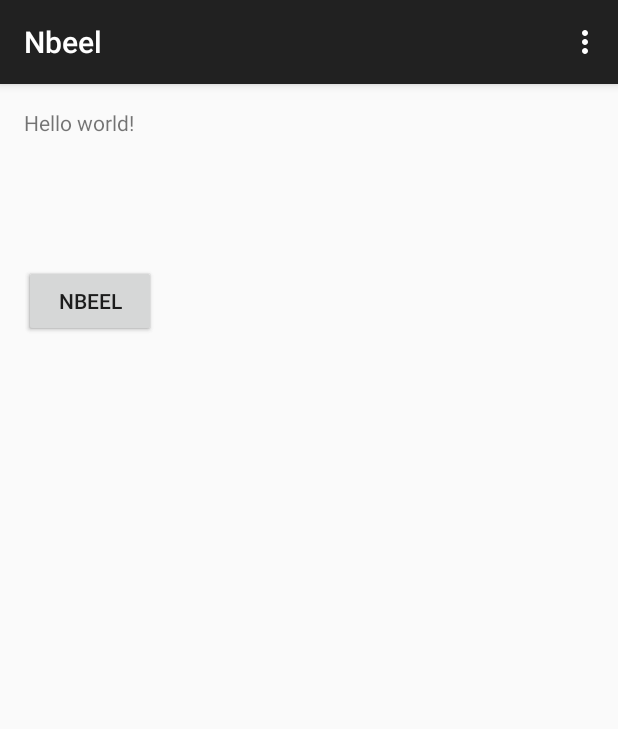
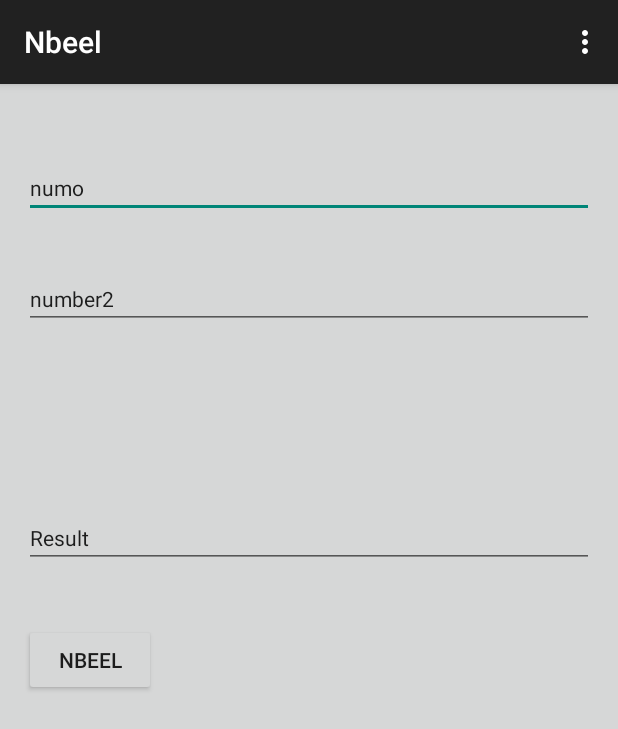
Before and after one commit to nkhalaf/AndriodP, an Android app: the screen it shows after launch (MainActivity), on a phone screen of 412 x 824 dp. Shown: the top 729 px of the screen. Run offline under Robolectric (Android 15) with nearby library versions, the phone set to English and light mode, and no system bars.

Commit message:
simple  project  find the sum for tow  number and chick if the number is character or not

```diff
--- a/app/src/main/res/layout/activity_main.xml
+++ b/app/src/main/res/layout/activity_main.xml
@@ -4,33 +4,57 @@
     android:paddingRight="@dimen/activity_horizontal_margin"
     android:paddingTop="@dimen/activity_vertical_margin"
     android:paddingBottom="@dimen/activity_vertical_margin" tools:context=".MainActivity"
-    android:id="@+id/nbeell">
-
-    <TextView android:text="@string/hello_world" android:layout_width="wrap_content"
-        android:layout_height="wrap_content"
-        android:id="@+id/textView" />
+    android:id="@+id/nbeell"
+    android:background="@color/button_material_light">
 
 
     <Button
         android:layout_width="wrap_content"
         android:layout_height="wrap_content"
         android:text="@string/Nabeel"
-        android:id="@+id/nbeel"
-        android:layout_marginTop="85dp"
-        android:layout_below="@+id/textView"
-        android:layout_alignParentLeft="true"
-        android:layout_weigth="0.25"
-        android:layout_alignParentStart="true" />
-
-    <Button
-        android:layout_width="wrap_content"
-        android:layout_height="wrap_content"
-        android:text="@string/Nabeel"
-        android:id="@+id/nbeel2"
-        android:layout_="0.25"
-        android:layout_marginTop="85dp"
-        android:layout_below="@+id/textView"
+        android:id="@+id/calculate"
+        android:layout_centerVertical="true"
         android:layout_alignParentLeft="true"
         android:layout_alignParentStart="true" />
 
+
+  <EditText
+      android:layout_width="wrap_content"
+      android:layout_height="wrap_content"
+      android:textAppearance="?android:attr/textAppearanceSmall"
+      android:text="numo"
+      android:id="@+id/number1"
+      android:layout_alignParentTop="true"
+      android:layout_alignParentLeft="true"
+      android:layout_alignParentStart="true"
+      android:layout_marginTop="33dp"
+      android:layout_alignRight="@+id/number2"
+      android:layout_alignEnd="@+id/number2" />
+    <EditText
+        android:layout_width="wrap_content"
+        android:layout_height="wrap_content"
+        android:textAppearance="?android:attr/textAppearanceSmall"
+        android:id="@+id/number2"
+        android:layout_below="@+id/number1"
+        android:layout_alignParentLeft="true"
+        android:layout_alignParentStart="true"
+        android:layout_marginTop="34dp"
+        android:text="@string/number_2"
+        android:layout_alignRight="@+id/result"
+        android:layout_alignEnd="@+id/result" />
+
+
+    <EditText
+        android:layout_width="wrap_content"
+        android:layout_height="wrap_content"
+        android:textAppearance="?android:attr/textAppearanceSmall"
+        android:id="@+id/result"
+        android:text="@string/result"
+        android:layout_above="@+id/calculate"
+        android:layout_alignParentLeft="true"
+        android:layout_alignParentStart="true"
+        android:layout_marginBottom="37dp"
+        android:layout_alignParentRight="true"
+        android:layout_alignParentEnd="true" />
+
 </RelativeLayout>
--- a/app/src/main/res/values/strings.xml
+++ b/app/src/main/res/values/strings.xml
@@ -5,5 +5,7 @@
     <string name="hello_world">Hello world!</string>
     <string name="action_settings">Settings</string>
     <string name="Nabeel">nbeel</string>
+    <string name="number_2">number2</string>
+    <string name="result">Result</string>
 
 </resources>
```
Also changed, not shown: app/src/main/java/com/example/nbeel_000/nbeel/MainActivity.java (+40 -1 lines).
